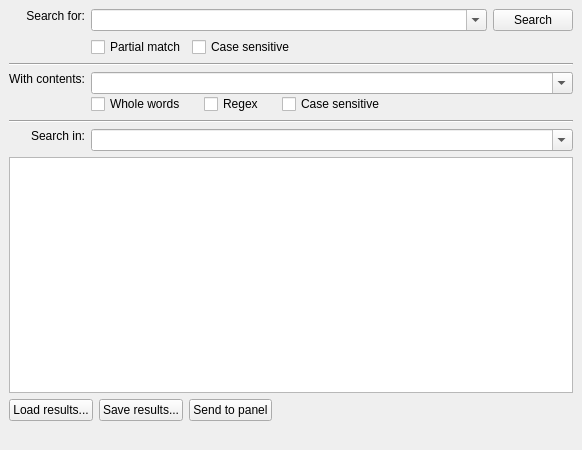
Before: the Qt Designer form qt-app/src/filessearchdialog/cfilessearchwindow.ui in VioletGiraffe/file-commander, drawn with Qt 5.
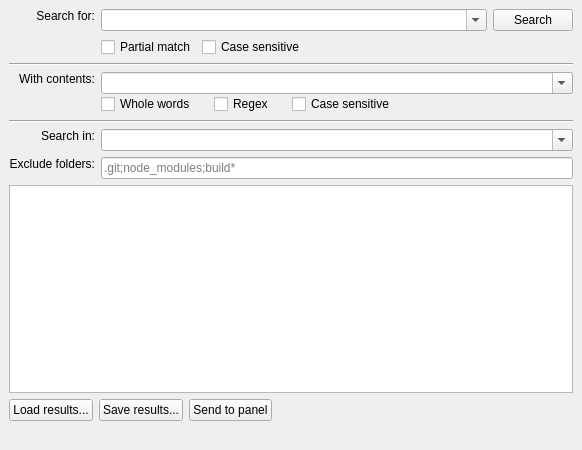
After: the same form once the commit is applied. Custom widgets are drawn as their Qt base class.

Commit message: File search can exclude folders by name, skipping them with their contents, in the GUI and the terminal UI

```diff
--- a/qt-app/src/filessearchdialog/cfilessearchwindow.ui
+++ b/qt-app/src/filessearchdialog/cfilessearchwindow.ui
@@ -229,6 +229,23 @@
         </property>
        </widget>
       </item>
+      <item row="5" column="0">
+       <widget class="QLabel" name="label_4">
+        <property name="text">
+         <string>Exclude folders:</string>
+        </property>
+        <property name="alignment">
+         <set>Qt::AlignmentFlag::AlignRight|Qt::AlignmentFlag::AlignTop|Qt::AlignmentFlag::AlignTrailing</set>
+        </property>
+       </widget>
+      </item>
+      <item row="5" column="1">
+       <widget class="QLineEdit" name="excludedFolders">
+        <property name="placeholderText">
+         <string>.git;node_modules;build*</string>
+        </property>
+       </widget>
+      </item>
      </layout>
     </item>
     <item>
```
Left out of the diff: 1 changed line with no effect on the pictures. The commit also changes 11 other files.
